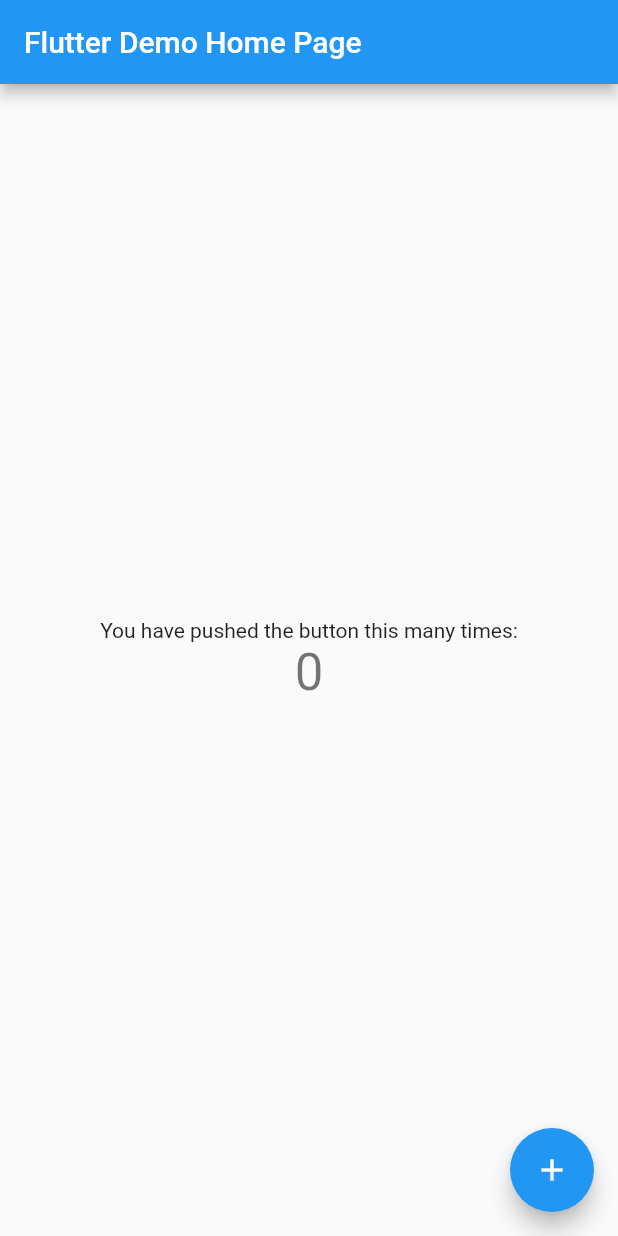
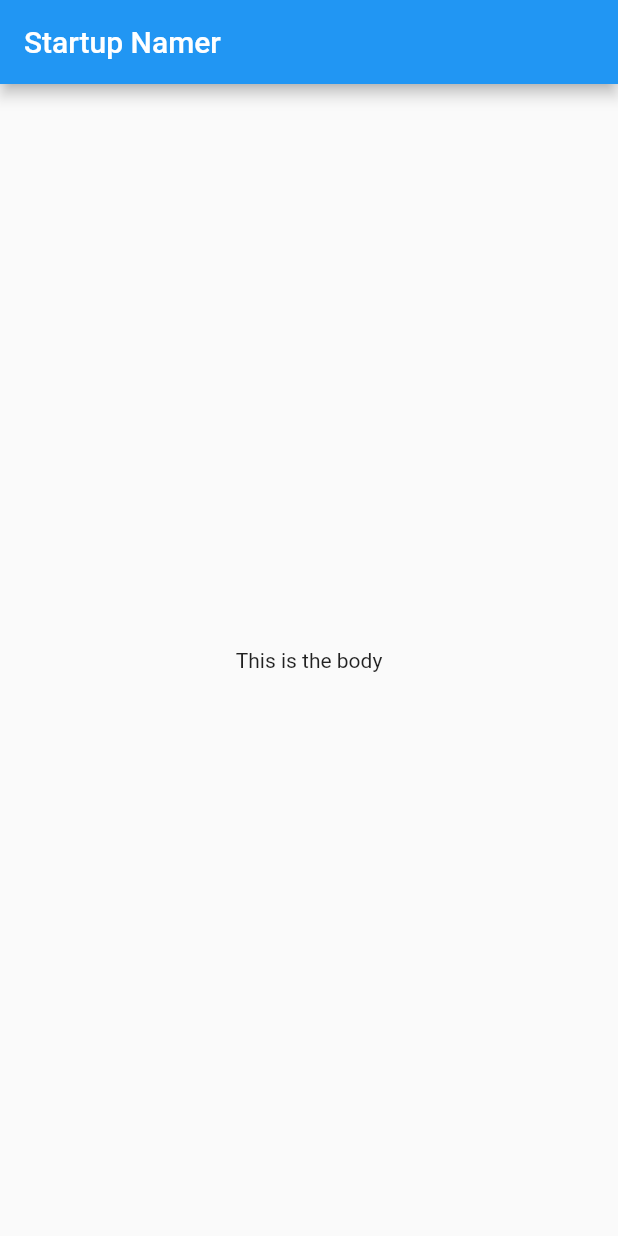
Before and after one commit to jamuc/startup_namer, a Flutter app: the screen it shows after launch, on a phone screen of 412 x 824 dp. Run offline on Flutter 3.47's test engine with Material 2 defaults, Android fonts, the phone set to English and light mode, and no system bars.

Commit message:
Create basic hello world scaffold

```diff
--- a/lib/main.dart
+++ b/lib/main.dart
@@ -1,111 +1,20 @@
 import 'package:flutter/material.dart';
 
-void main() => runApp(MyApp());
+main(List<String> args) {
+  runApp(StartupNamer());
+}
 
-class MyApp extends StatelessWidget {
-  // This widget is the root of your application.
+class StartupNamer extends StatelessWidget {
   @override
   Widget build(BuildContext context) {
     return MaterialApp(
-      title: 'Flutter Demo',
-      theme: ThemeData(
-        // This is the theme of your application.
-        //
-        // Try running your application with "flutter run". You'll see the
-        // application has a blue toolbar. Then, without quitting the app, try
-        // changing the primarySwatch below to Colors.green and then invoke
-        // "hot reload" (press "r" in the console where you ran "flutter run",
-        // or simply save your changes to "hot reload" in a Flutter IDE).
-        // Notice that the counter didn't reset back to zero; the application
-        // is not restarted.
-        primarySwatch: Colors.blue,
+      title: "Startup Namer",
+      home: Scaffold(
+        appBar: AppBar(
+          title: Text("Startup Namer"),
+        ),
+        body: Center(child: Text("This is the body"),),
       ),
-      home: MyHomePage(title: 'Flutter Demo Home Page'),
     );
   }
 }
-
-class MyHomePage extends StatefulWidget {
-  MyHomePage({Key key, this.title}) : super(key: key);
-
-  // This widget is the home page of your application. It is stateful, meaning
-  // that it has a State object (defined below) that contains fields that affect
-  // how it looks.
-
-  // This class is the configuration for the state. It holds the values (in this
-  // case the title) provided by the parent (in this case the App widget) and
-  // used by the build method of the State. Fields in a Widget subclass are
-  // always marked "final".
-
-  final String title;
-
-  @override
-  _MyHomePageState createState() => _MyHomePageState();
-}
-
-class _MyHomePageState extends State<MyHomePage> {
-  int _counter = 0;
-
-  void _incrementCounter() {
-    setState(() {
-      // This call to setState tells the Flutter framework that something has
-      // changed in this State, which causes it to rerun the build method below
-      // so that the display can reflect the updated values. If we changed
-      // _counter without calling setState(), then the build method would not be
-      // called again, and so nothing would appear to happen.
-      _counter++;
-    });
-  }
-
-  @override
-  Widget build(BuildContext context) {
-    // This method is rerun every time setState is called, for instance as done
-    // by the _incrementCounter method above.
-    //
-    // The Flutter framework has been optimized to make rerunning build methods
-    // fast, so that you can just rebuild anything that needs updating rather
-    // than having to individually change instances of widgets.
-    return Scaffold(
-      appBar: AppBar(
-        // Here we take the value from the MyHomePage object that was created by
-        // the App.build method, and use it to set our appbar title.
-        title: Text(widget.title),
-      ),
-      body: Center(
-        // Center is a layout widget. It takes a single child and positions it
-        // in the middle of the parent.
-        child: Column(
-          // Column is also layout widget. It takes a list of children and
-          // arranges them vertically. By default, it sizes itself to fit its
-          // children horizontally, and tries to be as tall as its parent.
-          //
-          // Invoke "debug painting" (press "p" in the console, choose the
-          // "Toggle Debug Paint" action from the Flutter Inspector in Android
-          // Studio, or the "Toggle Debug Paint" command in Visual Studio Code)
-          // to see the wireframe for each widget.
-          //
-          // Column has various properties to control how it sizes itself and
-          // how it positions its children. Here we use mainAxisAlignment to
-          // center the children vertically; the main axis here is the vertical
-          // axis because Columns are vertical (the cross axis would be
-          // horizontal).
-          mainAxisAlignment: MainAxisAlignment.center,
-          children: <Widget>[
-            Text(
-              'You have pushed the button this many times:',
-            ),
-            Text(
-              '$_counter',
-              style: Theme.of(context).textTheme.display1,
-            ),
-          ],
-        ),
-      ),
-      floatingActionButton: FloatingActionButton(
-        onPressed: _incrementCounter,
-        tooltip: 'Increment',
-        child: Icon(Icons.add),
-      ), // This trailing comma makes auto-formatting nicer for build methods.
-    );
-  }
-}
```
